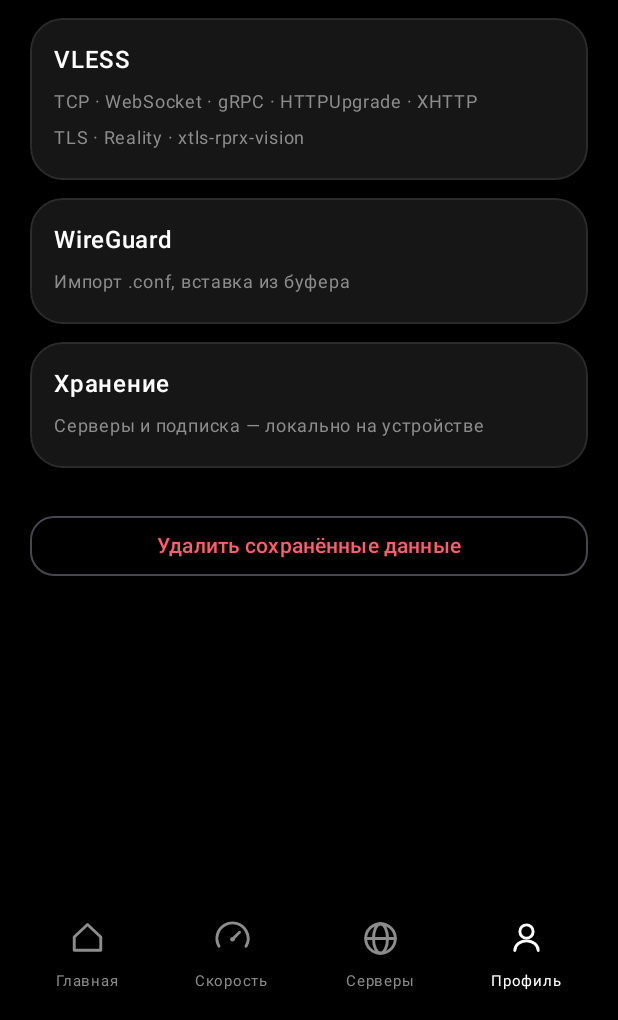
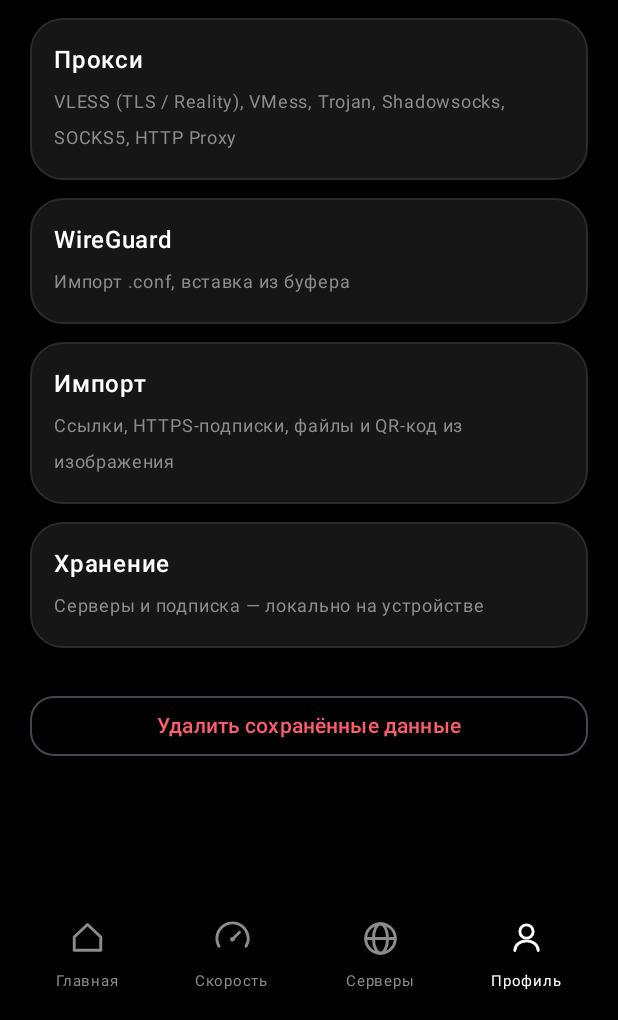
Before and after one commit to beeebra1234567890-creator/Rentvpn14, an Android app built with Jetpack Compose: the screen it shows after launch (MainActivity), after a tap on "Профиль", on a phone screen of 412 x 824 dp, the part 216-1236 px from its top. Run offline under Robolectric (Android 15) with nearby library versions, the phone set to English and light mode, and no system bars; libraries missing offline, so code that uses them is left out: com.google.mlkit.vision, com.wireguard.android, com.wireguard.config; pictures from the network do not load; 1 other tap on this screen came first.

Commit message:
Update protocol labels and import guidance in UI

```diff
--- a/RentVPN/app/src/main/java/com/example/wgclient/MainActivity.kt
+++ b/RentVPN/app/src/main/java/com/example/wgclient/MainActivity.kt
@@ -399,7 +399,7 @@ private fun ServerScreen(
 
         OutlinedTextField(
             value = input, onValueChange = onInput, modifier = Modifier.fillMaxWidth(), minLines = 2, maxLines = 5,
-            label = { Text("Подписка (https://), vless:// или WireGuard-конфиг") },
+            label = { Text("Подписка, VLESS / VMess / Trojan / SS / SOCKS5 / HTTP или WireGuard") },
             colors = fieldColors(),
             textStyle = LocalTextStyle.current.copy(fontFamily = FontFamily.Monospace, fontSize = 12.sp),
             shape = RoundedCornerShape(18.dp)
@@ -471,8 +471,9 @@ private fun ProfileScreen(onClear: () -> Unit) {
     Column(Modifier.fillMaxSize().verticalScroll(rememberScrollState()).padding(20.dp), verticalArrangement = Arrangement.spacedBy(12.dp)) {
         Text("Профиль", color = Color.White, fontSize = 24.sp, fontWeight = FontWeight.Bold)
         InfoRow("Приложение", "RENT VPN · версия 1.2")
-        InfoRow("VLESS", "TCP · WebSocket · gRPC · HTTPUpgrade · XHTTP\nTLS · Reality · xtls-rprx-vision")
+        InfoRow("Прокси", "VLESS (TLS / Reality), VMess, Trojan, Shadowsocks, SOCKS5, HTTP Proxy")
         InfoRow("WireGuard", "Импорт .conf, вставка из буфера")
+        InfoRow("Импорт", "Ссылки, HTTPS-подписки, файлы и QR-код из изображения")
         InfoRow("Хранение", "Серверы и подписка — локально на устройстве")
         Spacer(Modifier.height(4.dp))
         OutlinedButton(onClick = onClear, modifier = Modifier.fillMaxWidth(), shape = RoundedCornerShape(16.dp)) {
```
